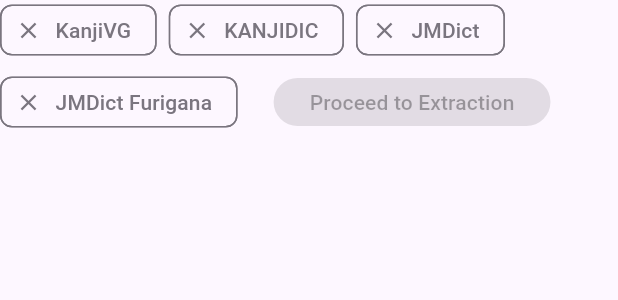
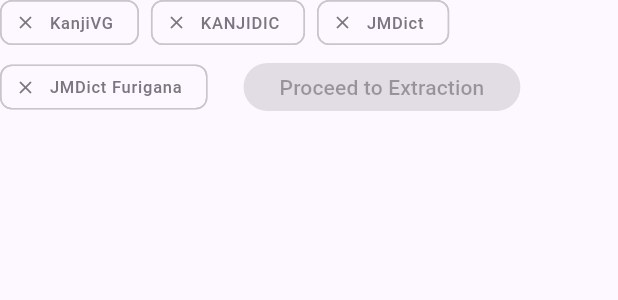
Before and after one commit to Va1erii/kanji_craft, a Flutter app: the SourceRequirementsRow widget shown alone on an empty page, opened directly with empty values, on a phone screen of 412 x 824 dp. Shown: the top 300 px of the screen. Run offline on Flutter 3.47's test engine with Material 3 defaults, Android fonts, the phone set to English and light mode, and no system bars; our stand-ins replace drift, file_picker, flutter_bloc, freezed_annotation, get_it, go_router and 1 more; accounts and stored records are empty; generated files the repository leaves out were written again; statements that could not run were skipped.

Commit message:
fix(admin): use ingested status and subtler chip style
Check for ingested (not processed) status since extraction
requires Phase 1 completion. Use secondary color, smaller icons,
and compact density so badges look distinct from buttons.

```diff
--- a/apps/admin/lib/presentation/data_import/widgets/source_requirements_row.dart
+++ b/apps/admin/lib/presentation/data_import/widgets/source_requirements_row.dart
@@ -15,15 +15,15 @@
 
   final List<DataImport> imports;
 
-  Set<ImportSource> get _processedSources => imports
-      .where((i) => i.status == ImportStatus.processed)
+  Set<ImportSource> get _ingestedSources => imports
+      .where((i) => i.status == ImportStatus.ingested)
       .map((i) => i.source)
       .toSet();
 
   @override
   Widget build(BuildContext context) {
-    final processed = _processedSources;
-    final allReady = ImportSource.values.every(processed.contains);
+    final ingested = _ingestedSources;
+    final allReady = ImportSource.values.every(ingested.contains);
     final colorScheme = Theme.of(context).colorScheme;
 
     return Column(
@@ -37,7 +37,7 @@
             for (final source in ImportSource.values)
               _SourceChip(
                 label: _sourceLabels[source]!,
-                isReady: processed.contains(source),
+                isReady: ingested.contains(source),
                 colorScheme: colorScheme,
               ),
             const SizedBox(width: 8),
@@ -65,20 +65,26 @@
 
   @override
   Widget build(BuildContext context) {
+    final style = Theme.of(context).textTheme.labelSmall;
+
     if (isReady) {
       return Chip(
-        avatar: Icon(Icons.check, size: 18, color: colorScheme.onPrimary),
-        label: Text(label, style: TextStyle(color: colorScheme.onPrimary)),
-        backgroundColor: colorScheme.primary,
+        avatar: Icon(Icons.check, size: 14, color: colorScheme.onSecondaryContainer),
+        label: Text(label, style: style?.copyWith(color: colorScheme.onSecondaryContainer)),
+        backgroundColor: colorScheme.secondaryContainer,
         side: BorderSide.none,
+        materialTapTargetSize: MaterialTapTargetSize.shrinkWrap,
+        visualDensity: VisualDensity.compact,
       );
     }
 
     return Chip(
-      avatar: Icon(Icons.close, size: 18, color: colorScheme.outline),
-      label: Text(label, style: TextStyle(color: colorScheme.outline)),
+      avatar: Icon(Icons.close, size: 14, color: colorScheme.outline),
+      label: Text(label, style: style?.copyWith(color: colorScheme.outline)),
       backgroundColor: Colors.transparent,
-      side: BorderSide(color: colorScheme.outline),
+      side: BorderSide(color: colorScheme.outlineVariant),
+      materialTapTargetSize: MaterialTapTargetSize.shrinkWrap,
+      visualDensity: VisualDensity.compact,
     );
   }
 }
```
